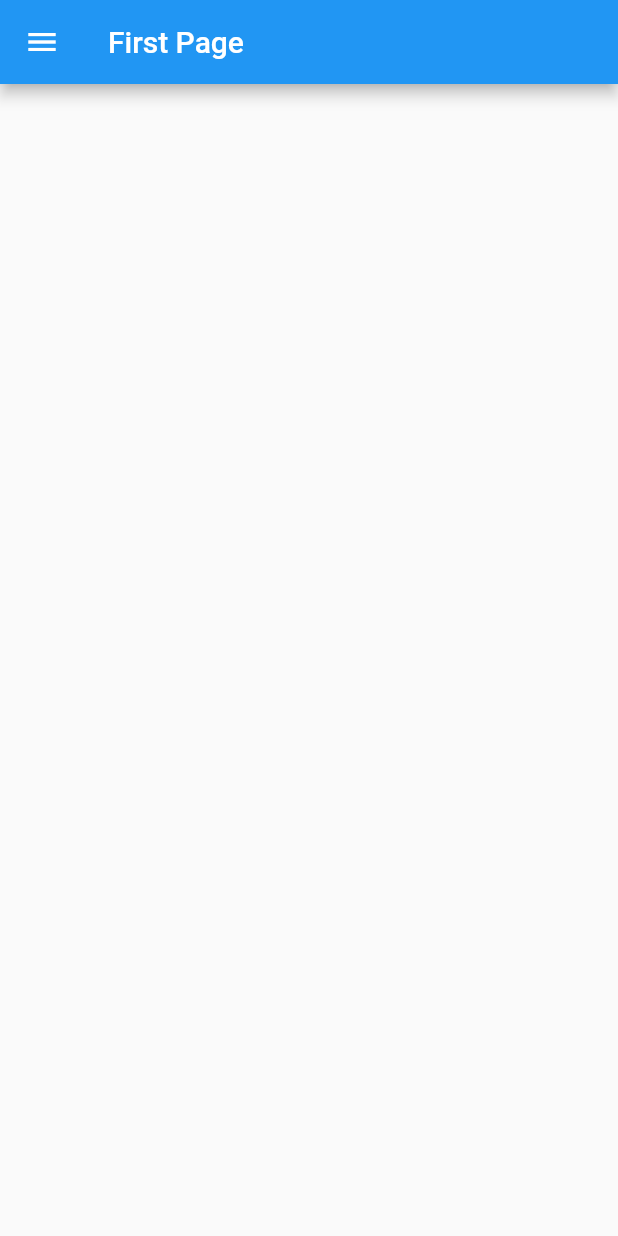
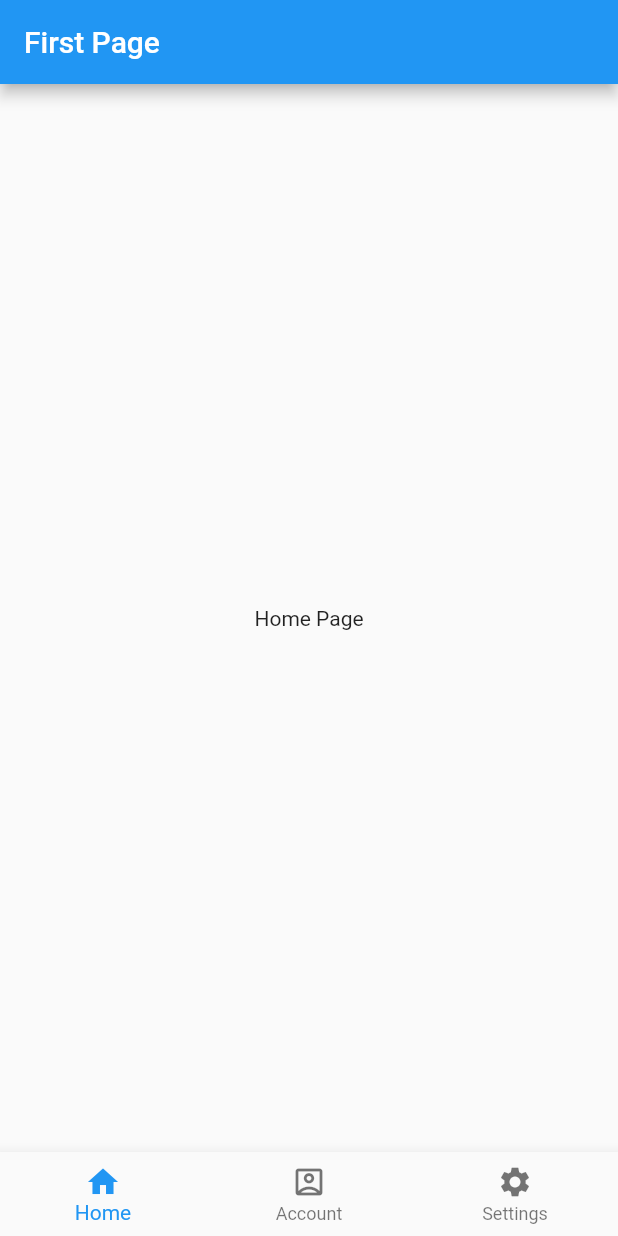
Before and after one commit to mwaidesu/notedflutter, a Flutter app: the screen it shows after launch, on a phone screen of 412 x 824 dp. Run offline on Flutter 3.47's test engine with Material 2 defaults, Android fonts, the phone set to English and light mode, and no system bars.

Commit message:
Try out bottom navigation bar

```diff
--- a/lib/main.dart
+++ b/lib/main.dart
@@ -1,6 +1,8 @@
 import 'package:flutter/material.dart';
 import 'package:noted/pages/first_page.dart';
-import 'package:noted/pages/second_page.dart';
+import 'package:noted/pages/home_page.dart';
+import 'package:noted/pages/profile_page.dart';
+import 'package:noted/pages/settings_page.dart';
 
 void main() {
   runApp(const MyApp());
@@ -15,8 +17,9 @@ class MyApp extends StatelessWidget {
       debugShowCheckedModeBanner: false,
       home: FirstPage(),
       routes: {
-        '/firstpage': (context) => FirstPage(),
-        '/secondpage': (context) => SecondPage(),
+        '/homepage': (context) => HomePage(),
+        '/settingspage': (context) => SettingsPage(),
+        '/profilepage':(context) => ProfilePage(),
       },
     );
   }
--- a/lib/pages/first_page.dart
+++ b/lib/pages/first_page.dart
@@ -1,8 +1,32 @@
+// ignore_for_file: prefer_const_constructors, prefer_const_literals_to_create_immutables
+
 import 'package:flutter/material.dart';
-import 'package:noted/pages/second_page.dart';
+import 'package:noted/pages/home_page.dart';
+import 'package:noted/pages/profile_page.dart';
+import 'package:noted/pages/settings_page.dart';
+// import 'package:noted/pages/second_page.dart';
 
-class FirstPage extends StatelessWidget {
-  const FirstPage({super.key});
+class FirstPage extends StatefulWidget {
+  FirstPage({super.key});
+
+  @override
+  State<FirstPage> createState() => _FirstPageState();
+}
+
+class _FirstPageState extends State<FirstPage> {
+  int _selectedIndex = 0;
+
+  void navigateBottomBar(int index) {
+    setState((){
+      _selectedIndex = index;
+    });
+  }
+
+  final List _pages = [
+    HomePage(),
+    ProfilePage(),
+    SettingsPage(),
+  ];
 
   @override
   Widget build(BuildContext context) {
@@ -11,33 +35,22 @@ class FirstPage extends StatelessWidget {
         appBar: AppBar(
           title: const Text("First Page"),
         ),
-        drawer: Drawer(
-          backgroundColor: Colors.blue[100],
-          child: Column(
-            children: [
-              DrawerHeader(
-                child: Icon(
-                  Icons.person_3_outlined,
-                  size: 48,
-                ),
-              ),
-              ListTile(
-                  leading: Icon(Icons.home),
-                  title: Text("H O M E"),
-                  onTap: () {
-                    Navigator.pop(context);
-                    Navigator.pushNamed(context, '/secondpage');
-                  },),
+        body: _pages[_selectedIndex],
+        bottomNavigationBar: BottomNavigationBar(
+          currentIndex: _selectedIndex,
+          onTap: navigateBottomBar,
+          items: [
+            //home
+            BottomNavigationBarItem(icon: Icon(Icons.home), label: 'Home'),
 
-                              ListTile(
-                  leading: Icon(Icons.settings),
-                  title: Text("S E T T I N G S"),
-                  onTap: () {
-                    Navigator.pop(context);
-                    Navigator.pushNamed(context, '/secondpage');
-                  },),
-            ],
-          ),
+            //profile
+            BottomNavigationBarItem(
+                icon: Icon(Icons.account_box_outlined), label: 'Account'),
+
+            //settings
+            BottomNavigationBarItem(
+                icon: Icon(Icons.settings), label: 'Settings'),
+          ],
         ),
       ),
     );
--- /dev/null
+++ b/lib/pages/home_page.dart
@@ -0,0 +1,16 @@
+// ignore_for_file: prefer_const_constructors
+
+import 'package:flutter/material.dart';
+
+class HomePage extends StatelessWidget {
+  const HomePage({super.key});
+
+  @override
+  Widget build(BuildContext context) {
+    return Scaffold(
+      body: Center(
+        child: Text("Home Page")
+      ),
+    );
+  }
+}
```
Also changed, not shown: lib/pages/profile_page.dart (added, +16 -0 lines), lib/pages/settings_page.dart (added, +16 -0 lines).
